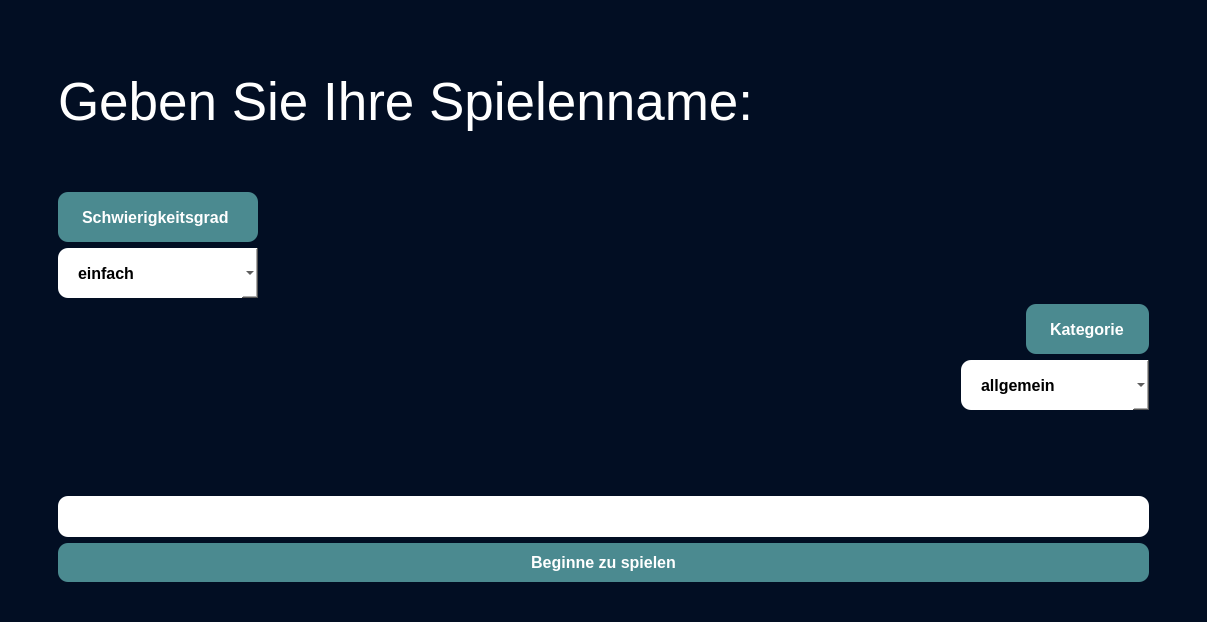
The window that WerWirdMillionear/mainwindow.ui (HoussemHfasa/-Wer-wird-Millionear) describes before a commit, drawn with Qt 5.
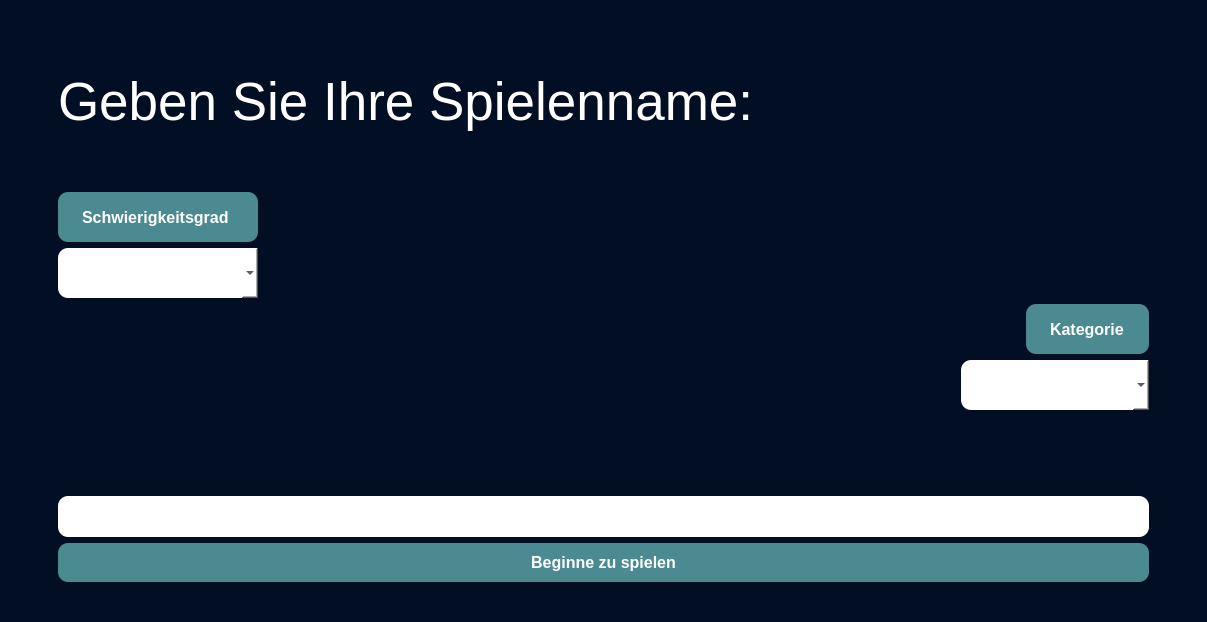
The same window after the commit. The open tabs and pages were chosen to show the change. Icons and pictures are not drawn.

Patch:
```diff
--- a/WerWirdMillionear/mainwindow.ui
+++ b/WerWirdMillionear/mainwindow.ui
@@ -266,6 +266,11 @@
 font-weight: bold;
 border-radius: 10px;</string>
           </property>
+          <item>
+           <property name="text">
+            <string/>
+           </property>
+          </item>
           <item>
            <property name="text">
             <string>einfach</string>
@@ -328,6 +333,11 @@
 font-weight: bold;
 border-radius: 10px;</string>
           </property>
+          <item>
+           <property name="text">
+            <string/>
+           </property>
+          </item>
           <item>
            <property name="text">
             <string>allgemein</string>
```
